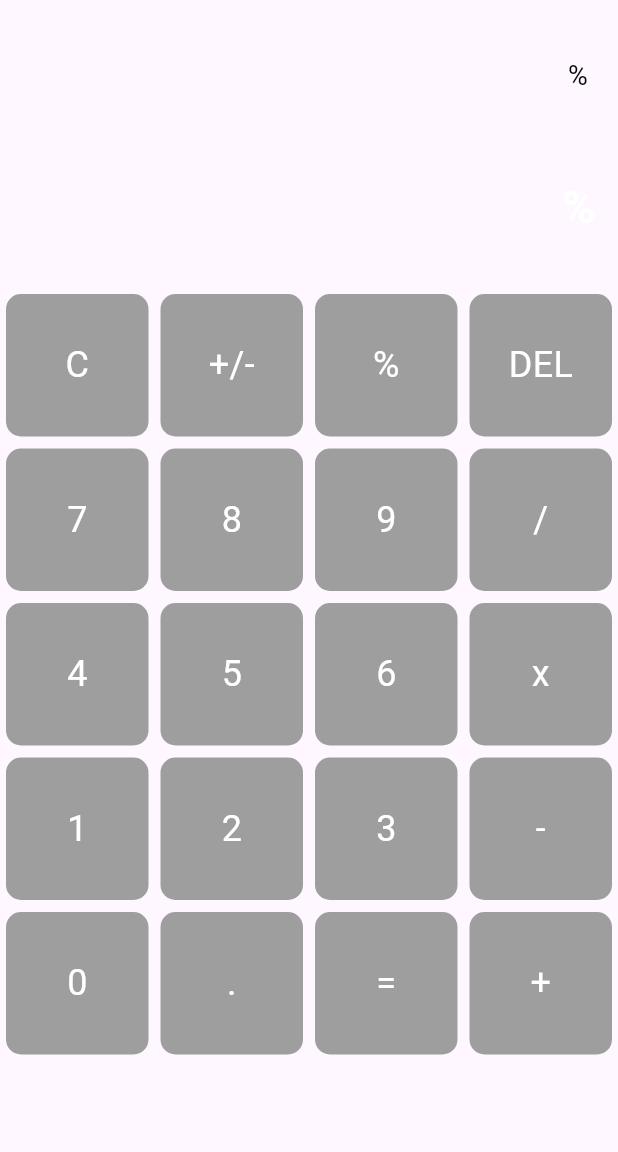
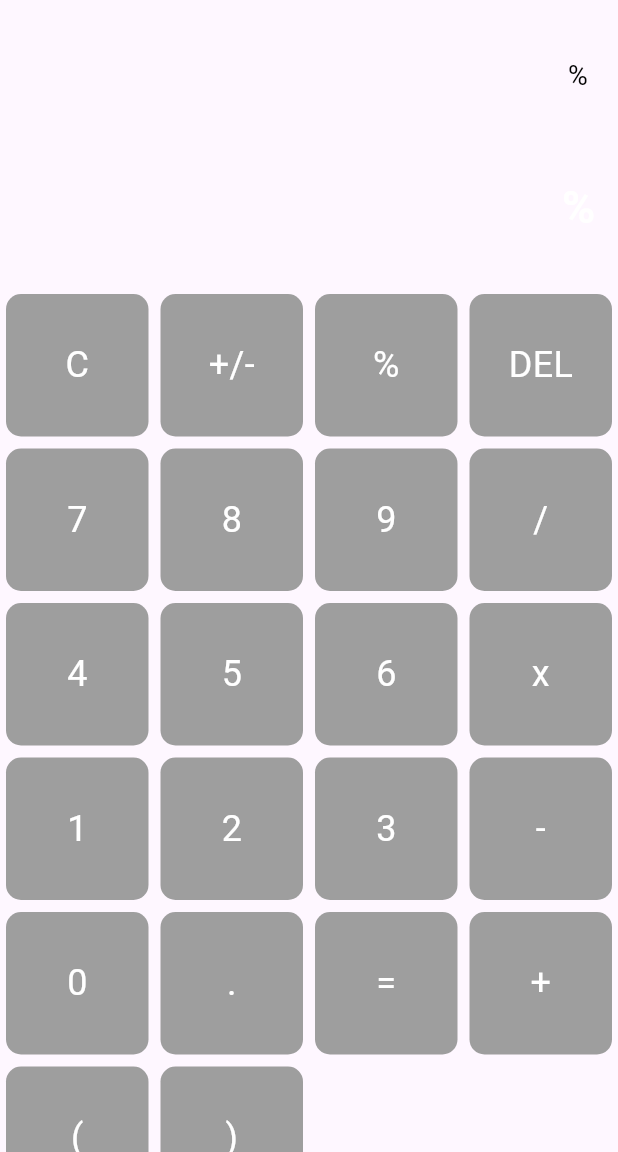
Before and after one commit to divory2/calculator_App, a Flutter app: the screen it shows after launch, after a tap on an icon or button, on a phone screen of 412 x 824 dp, the part 84-1236 px from its top. Run offline on Flutter 3.47's test engine with Material 3 defaults, Android fonts, the phone set to English and light mode, and no system bars; our stand-ins replace math_expressions.

```diff
--- a/homework_2/calculator_app/lib/main.dart
+++ b/homework_2/calculator_app/lib/main.dart
@@ -78,7 +78,9 @@ class _MyHomePageState extends State<MyHomePage> {
     '0',
     '.',
     '=',
-    '+', //list that contains all the buttons for calculator
+    '+',
+    '(',
+    ')', //list that contains all the buttons for calculator
 
   ];
   void solveExpression(){
@@ -103,25 +105,7 @@ class _MyHomePageState extends State<MyHomePage> {
     }
   }
 
-  // @override
-  // void initState(){
-  //   // TODO: implement ==
-  //   setState(() {
-  //     String input = '';
 
-  //   });
-  // }
-
-  // void _incrementCounter() {
-  //   setState(() {
-  //     // This call to setState tells the Flutter framework that something has
-  //     // changed in this State, which causes it to rerun the build method below
-  //     // so that the display can reflect the updated values. If we changed
-  //     // _counter without calling setState(), then the build method would not be
-  //     // called again, and so nothing would appear to happen.
-  //     _counter++;
-  //   });
-  // }
 
   @override
   Widget build(BuildContext context) {
@@ -232,6 +216,11 @@ class _MyHomePageState extends State<MyHomePage> {
                         else if (calculatorButtons[index] == 'DEL') {
                         input = input.isNotEmpty ? input.substring(0, input.length - 1) : input; //only get the subsrring all the way to one less than the last index
                       }
+                      else if(calculatorButtons[index]== '+/-'){
+                        double temp = double.tryParse(input)! * -1;
+                        input = temp.toString();
+
+                      }
                       else{
                         input+= calculatorButtons[index];
 
```
